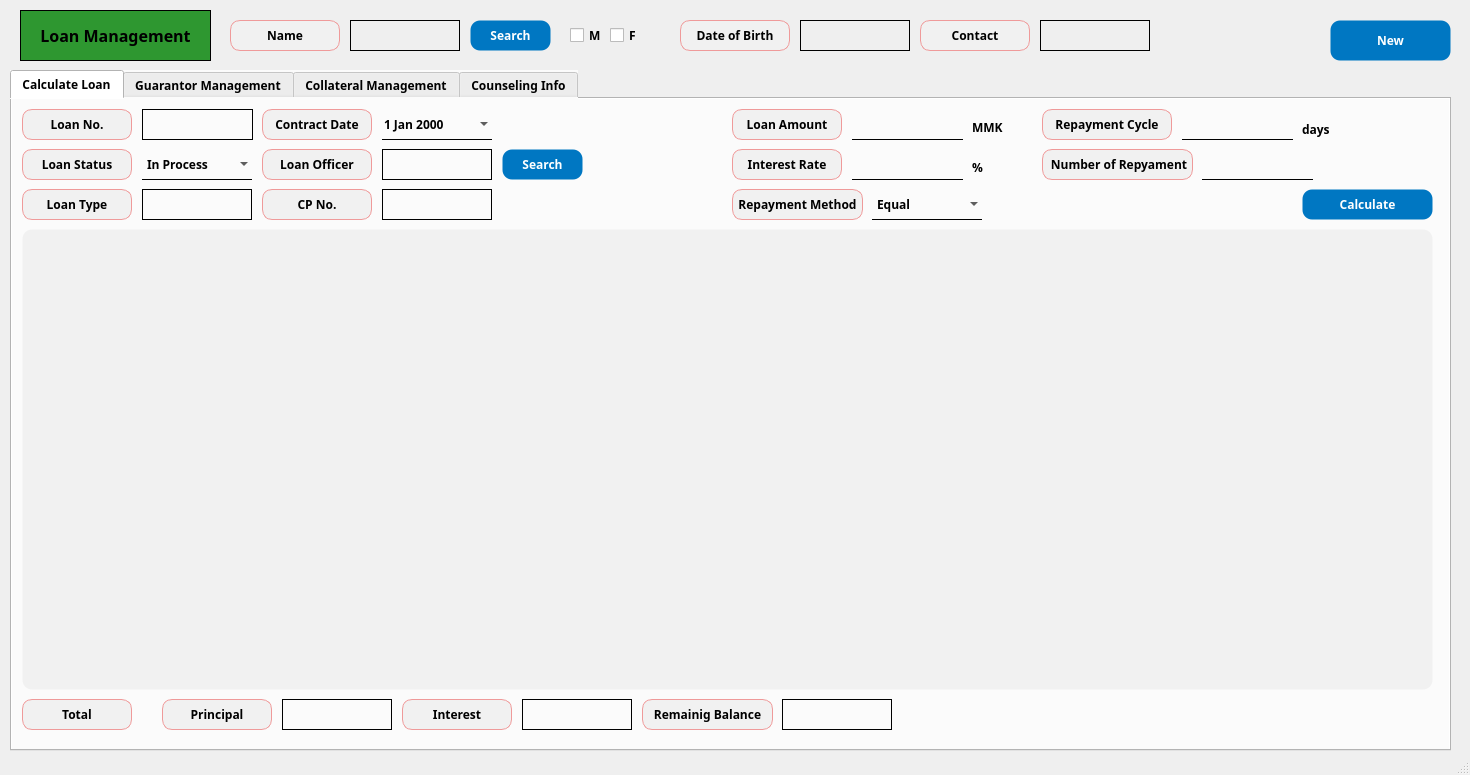
DY-Microfinance-Customer-Management/dymf-algorithm, file app/src/pages/registration/loan.ui: the form before one commit.
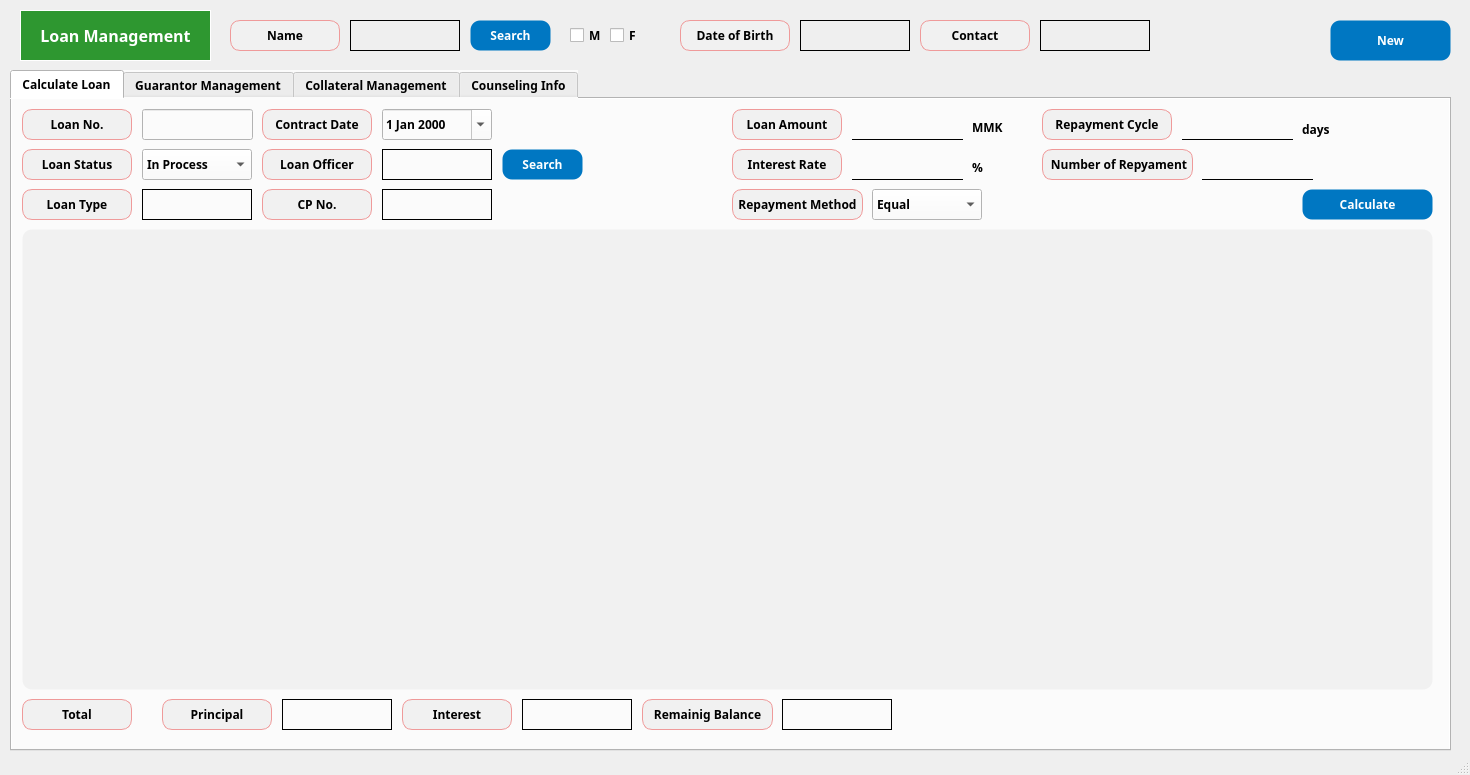
The form after the commit.

Diff of the .ui file:
```diff
--- a/app/src/pages/registration/loan.ui
+++ b/app/src/pages/registration/loan.ui
@@ -104,7 +104,7 @@
      </font>
     </property>
     <property name="styleSheet">
-     <string notr="true">background-color: #2e9730;</string>
+     <string notr="true">background-color: #2e9730; color: white;</string>
     </property>
     <property name="frameShape">
      <enum>QFrame::Box</enum>
@@ -539,20 +539,7 @@
        <enum>Qt::LeftToRight</enum>
       </property>
       <property name="styleSheet">
-       <string notr="true">QComboBox {
-	border: none;
-    border-bottom: 1px solid black;
-    background-color: transparent;
-    color: black;
-}
-
-QComboBox:disabled {
-	border: none;
-    border-bottom: 1px solid black;
-    background-color: transparent;
-    color: black;
-}
-</string>
+       <string notr="true"/>
       </property>
       <item>
        <property name="text">
@@ -938,11 +925,17 @@
        </font>
       </property>
       <property name="styleSheet">
-       <string notr="true">QLineEdit {
+       <string notr="true">QLabel {
     border: 1px solid black;
     background-color: transparent;
     color: black;
 }
+
+QLabel:disabled {
+    border: 1px solid lightgray;
+    background-color: rgb(236, 236, 236);
+    color: lightgray;
+}
 </string>
       </property>
      </widget>
@@ -1061,21 +1054,11 @@
         <bold>true</bold>
        </font>
       </property>
+      <property name="autoFillBackground">
+       <bool>false</bool>
+      </property>
       <property name="styleSheet">
-       <string notr="true">QDateEdit {
-	border: none;
-    border-bottom: 1px solid black;
-    background-color: transparent;
-    color: black;
-}
-
-QDateEdit:disabled {
-	border: none;
-    border-bottom: 1px solid lightgray;
-    background-color: lightgray;
-    color: lightgray;
-}
-</string>
+       <string notr="true"/>
       </property>
       <property name="locale">
        <locale language="English" country="UnitedStates"/>
@@ -1282,20 +1265,7 @@
        <enum>Qt::LeftToRight</enum>
       </property>
       <property name="styleSheet">
-       <string notr="true">QComboBox {
-	border: none;
-    border-bottom: 1px solid black;
-    background-color: transparent;
-    color: black;
-}
-
-QComboBox:disabled {
-	border: none;
-    border-bottom: 1px solid lightgray;
-    background-color: lightgray;
-    color: lightgray;
-}
-</string>
+       <string notr="true"/>
       </property>
       <item>
        <property name="text">
```
Left out of the diff: 136 changed lines with no effect on the pictures.
